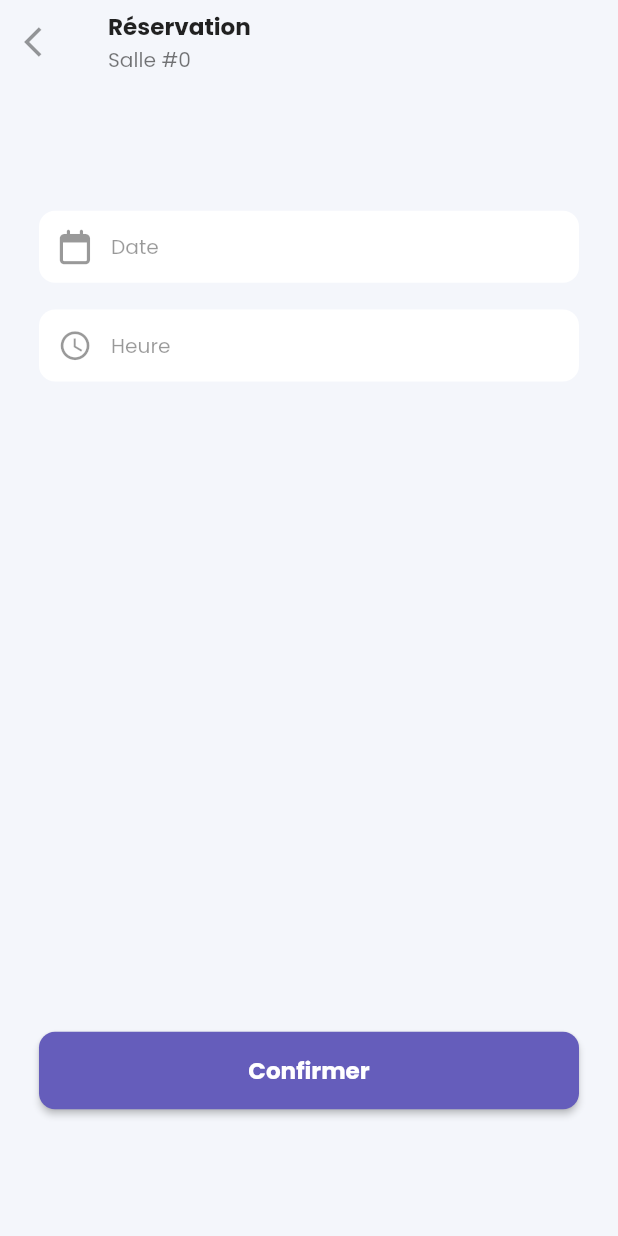
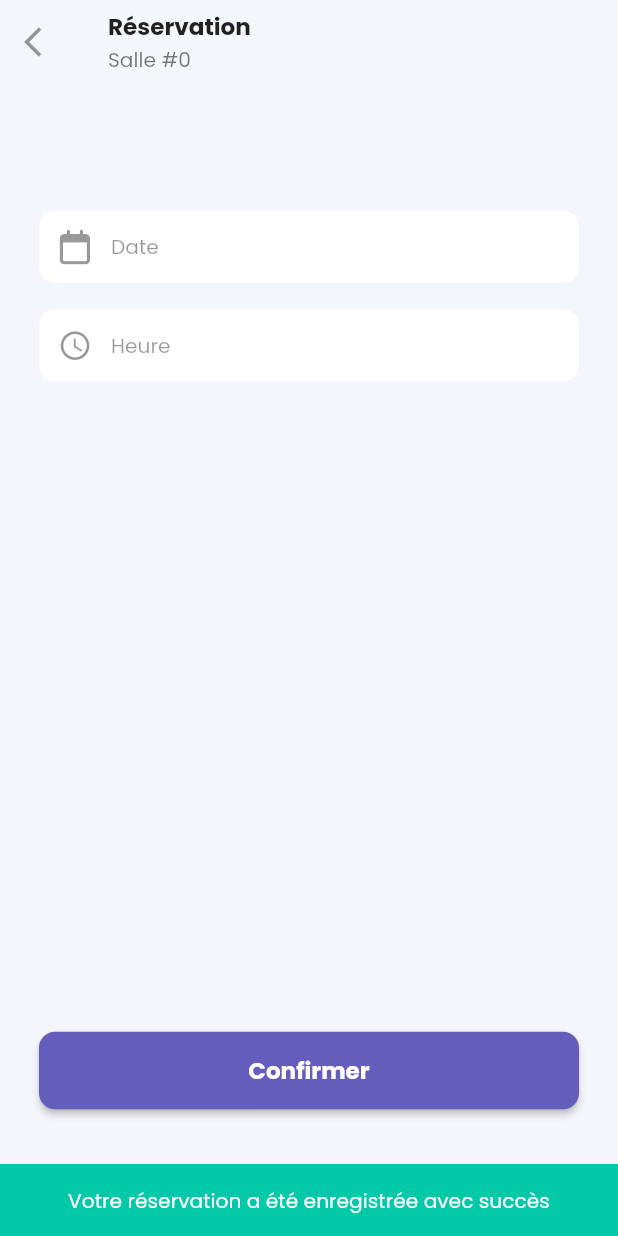
Before and after one commit to Poseidon1402/room_master, a Flutter app: the BookingScreen screen opened directly with empty values, after a tap on "Confirmer", on a phone screen of 412 x 824 dp. Run offline on Flutter 3.47's test engine with Material 2 defaults, Android fonts, the phone set to English and light mode, and no system bars; our stand-ins replace bloc, cloud_firestore, equatable, firebase_auth, firebase_core, flutter_bloc and 5 more; missing offline and left inert: time_range_picker; accounts and stored records are empty.

Commit message:
done:book room

```diff
--- a/lib/core/data/repository/reservation_repository.dart
+++ b/lib/core/data/repository/reservation_repository.dart
@@ -3,7 +3,7 @@ import 'package:cloud_firestore/cloud_firestore.dart';
 class ReservationRepository {
   final _collection = FirebaseFirestore.instance.collection('reservations');
 
-  void insertReservation(Map<String, dynamic> reservation) async {
+  Future<void> insertReservation(Map<String, dynamic> reservation) async {
     await _collection.add(reservation);
   }
 
--- a/lib/features/booking/presentation/bloc/reservation_bloc.dart
+++ b/lib/features/booking/presentation/bloc/reservation_bloc.dart
@@ -1,4 +1,7 @@
+import 'dart:io';
+
 import 'package:bloc/bloc.dart';
+import 'package:equatable/equatable.dart';
 
 import '../../../../core/data/repository/reservation_repository.dart';
 import '../../../../core/enums/load_status.dart';
@@ -10,19 +13,22 @@ part 'reservation_event.dart';
 class ReservationBloc extends Bloc<ReservationEvent, ReservationInsertionState> {
   final ReservationRepository _reservationRepository = ReservationRepository();
 
-  ReservationBloc(): super(ReservationInsertionState.initial()) {
+  ReservationBloc(): super(const ReservationInsertionState.initial()) {
     on<ReservationInsertEvent>(_mapReservationInsertEventToState);
   }
 
   void _mapReservationInsertEventToState(
     ReservationInsertEvent event, Emitter<ReservationInsertionState> emit
   ) async {
-    emit(ReservationInsertionState.loading());
+
     try {
-      _reservationRepository.insertReservation(event.reservation.toJson());
-      emit(ReservationInsertionState.success());
+      emit(const ReservationInsertionState.loading());
+      await _reservationRepository.insertReservation(event.reservation.toJson());
+      emit(const ReservationInsertionState.success());
+    } on SocketException {
+      emit(const ReservationInsertionState.networkError());
     } catch (e) {
-      emit(ReservationInsertionState.error());
+      emit(const ReservationInsertionState.error());
     }
   }
 }
--- a/lib/features/booking/presentation/bloc/reservation_state.dart
+++ b/lib/features/booking/presentation/bloc/reservation_state.dart
@@ -1,21 +1,22 @@
 part of 'reservation_bloc.dart';
 
-class ReservationInsertionState {
+class ReservationInsertionState extends Equatable {
   final LoadStatus status;
 
-  ReservationInsertionState({
+  const ReservationInsertionState({
     required this.status,
   });
 
-  factory ReservationInsertionState.initial() => ReservationInsertionState(status: LoadStatus.initial);
+  const ReservationInsertionState.initial() : this(status: LoadStatus.initial);
 
-  factory ReservationInsertionState.loading() => ReservationInsertionState(status: LoadStatus.loading);
+  const ReservationInsertionState.loading() : this(status: LoadStatus.loading);
 
-  factory ReservationInsertionState.success() => ReservationInsertionState(
-      status: LoadStatus.success,
-  );
+  const ReservationInsertionState.success() : this(status: LoadStatus.success,);
 
-  factory ReservationInsertionState.error() => ReservationInsertionState(status: LoadStatus.error);
+  const ReservationInsertionState.error() : this(status: LoadStatus.error);
 
-  factory ReservationInsertionState.networkError() => ReservationInsertionState(status: LoadStatus.networkError);
+  const ReservationInsertionState.networkError() : this(status: LoadStatus.networkError);
+
+  @override
+  List<Object?> get props => [status];
 }
--- a/lib/features/booking/presentation/widgets/booking_body.dart
+++ b/lib/features/booking/presentation/widgets/booking_body.dart
@@ -2,9 +2,11 @@ import 'package:firebase_auth/firebase_auth.dart';
 import 'package:flutter/material.dart';
 import 'package:flutter_bloc/flutter_bloc.dart';
 import 'package:flutter_screenutil/flutter_screenutil.dart';
+import 'package:flutter_spinkit/flutter_spinkit.dart';
 import 'package:font_awesome_flutter/font_awesome_flutter.dart';
 import 'package:intl/intl.dart';
 import 'package:meeting_room/core/domain/entity/room.dart';
+import 'package:meeting_room/core/enums/load_status.dart';
 import 'package:time_range_picker/time_range_picker.dart';
 
 import '../../../../core/constants/app_color.dart';
@@ -42,7 +44,37 @@ class _BookingBodyState extends State<BookingBody> {
 
   @override
   Widget build(BuildContext context) {
-    return SizedBox(
+    return BlocListener<ReservationBloc, ReservationInsertionState>(
+      listener: (context, state) {
+        if (state.status.isSuccess) {
+          ScaffoldMessenger.of(context).showSnackBar(
+            SnackBar(
+              content: Text(
+                'Votre réservation a été enregistrée avec succès',
+                style: Theme.of(context).textTheme.bodySmall?.copyWith(
+                      color: Colors.white,
+                    ),
+                textAlign: TextAlign.center,
+              ),
+              backgroundColor: AppColor.green,
+            ),
+          );
+        } else if (state.status.isError) {
+          ScaffoldMessenger.of(context).showSnackBar(
+            SnackBar(
+              content: Text(
+                'Une erreur s\'est produite',
+                style: Theme.of(context).textTheme.bodySmall?.copyWith(
+                      color: Colors.white,
+                    ),
+                textAlign: TextAlign.center,
+              ),
+              backgroundColor: const Color.fromRGBO(238, 75, 43, 1),
+            ),
+          );
+        }
+      },
+      child: SizedBox(
         width: MediaQuery.of(context).size.width,
         height: MediaQuery.of(context).size.height,
         child: Padding(
@@ -82,28 +114,38 @@ class _BookingBodyState extends State<BookingBody> {
                 ),
               ),
               const Spacer(),
-            AppElevatedButton(
+              BlocBuilder<ReservationBloc, ReservationInsertionState>(
+                builder: (context, state) => AppElevatedButton(
                     onPressed: () {
-                context.read<ReservationBloc>().add(
-                  ReservationInsertEvent(
-                    Reservation(
+                      context
+                          .read<ReservationBloc>()
+                          .add(ReservationInsertEvent(Reservation(
                             room: widget.room,
                             date: dateController.text,
-                      user: FirebaseAuth.instance.currentUser?.email as String,
+                            user: FirebaseAuth.instance.currentUser?.email
+                                as String,
                             time: timeController.text,
+                          )));
+                    },
+                    text: state.status.isLoading
+                        ? SpinKitWave(
+                            color: Colors.white,
+                            size: 20.sp,
                           )
+                        : Text(
+                            'Confirmer',
+                            style:
+                                Theme.of(context).textTheme.bodyLarge?.copyWith(
+                                      color: Colors.white,
+                                      fontSize: Theme.of(context)
+                                          .textTheme
+                                          .bodyLarge
+                                          ?.fontSize,
+                                    ),
+                          )),
               )
-                );
-              },
-              text: Text(
-                'Confirmer',
-                style: Theme.of(context).textTheme.bodyLarge?.copyWith(
-                  color: Colors.white,
-                  fontSize: Theme.of(context).textTheme.bodyLarge?.fontSize,
+            ],
           ),
-              ),
-            ),
-          ],
         ),
       ),
     );
@@ -159,11 +201,11 @@ class _BookingBodyState extends State<BookingBody> {
             ),
             child: child!,
           );
-      }
-    );
+        });
 
     setState(() {
-      timeController.text = '${formatTime(time.startTime)} - ${formatTime(time.endTime)}';
+      timeController.text =
+          '${formatTime(time.startTime)} - ${formatTime(time.endTime)}';
     });
   }
 
```
Lines whose indentation alone changed are shown as unchanged.
